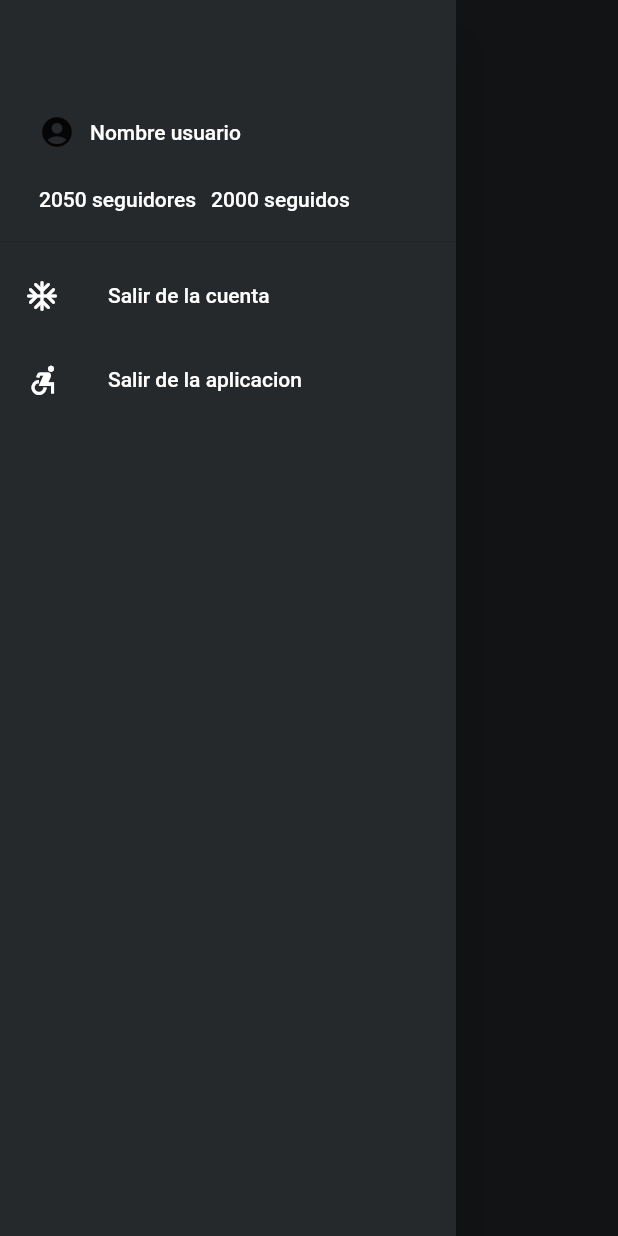
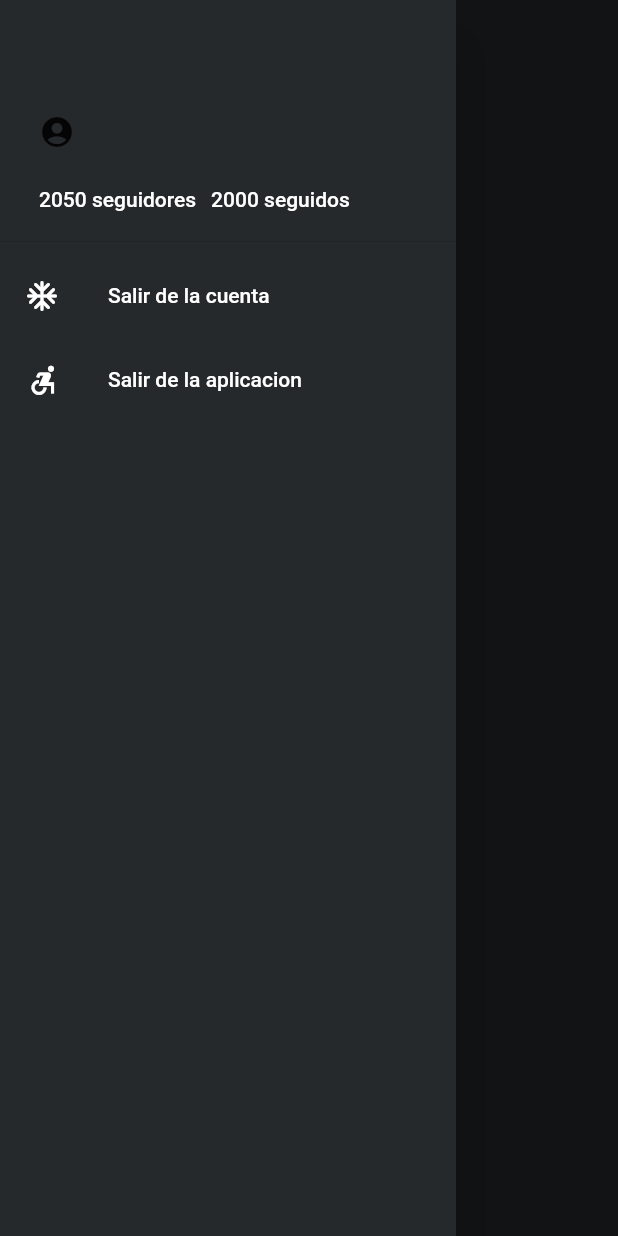
Before and after one commit to huugolopeez/Actividad3, a Flutter app: the HomeView screen opened by its route, with the side drawer open, on a phone screen of 412 x 824 dp. Run offline on Flutter 3.47's test engine with Material 2 defaults, Android fonts, the phone set to English and light mode, and no system bars; our stand-ins replace cloud_firestore, firebase_auth, firebase_core; accounts and stored records are empty; generated files the repository leaves out were written again; network calls fail.

Commit message:
Commit DataHolder:  - He implementado un dataholder donde de momento solo lo uso para almacenar el usuario que esta logueado y el post cuando lo clican, tambien he quitado la clase HLTheme ya que he metido lo que contenia en el dataholder

```diff
--- a/lib/custom/HLBottomMenu.dart
+++ b/lib/custom/HLBottomMenu.dart
@@ -1,20 +1,19 @@
+import 'package:actividad3/singletone/DataHolder.dart';
 import 'package:flutter/material.dart';
 
-import 'HLTheme.dart';
-
-class BottomMenu extends StatelessWidget {
+class HLBottomMenu extends StatelessWidget {
 
   Function(int indice)? evento;
 
-  BottomMenu({Key? key, required this.evento}) : super(key: key);
+  HLBottomMenu({Key? key, required this.evento}) : super(key: key);
 
   @override
   Widget build(BuildContext context) {
     return Row(
         mainAxisAlignment: MainAxisAlignment.spaceEvenly,
         children: [
-          TextButton(onPressed: () => evento!(0), child: Icon(Icons.list, color: HLTheme.colorPrincipal)),
-          TextButton(onPressed: () => evento!(1), child: Icon(Icons.grid_view, color: HLTheme.colorPrincipal))
+          TextButton(onPressed: () => evento!(0), child: Icon(Icons.list, color: DataHolder().colorPrincipal)),
+          TextButton(onPressed: () => evento!(1), child: Icon(Icons.grid_view, color: DataHolder().colorPrincipal))
         ]
     );
   }
--- a/lib/custom/HLDrawerClass.dart
+++ b/lib/custom/HLDrawerClass.dart
@@ -1,6 +1,6 @@
 import 'package:flutter/material.dart';
 
-import 'HLTheme.dart';
+import '../singletone/DataHolder.dart';
 
 class HLDrawerClass extends StatelessWidget {
 
@@ -14,27 +14,27 @@ class HLDrawerClass extends StatelessWidget {
   Widget build(BuildContext context) {
 
     return Drawer(
-        backgroundColor: HLTheme.colorFondo,
+        backgroundColor: DataHolder().colorFondo,
         child: ListView(
           children: [
-            const DrawerHeader(
+            DrawerHeader(
                 child: Column(
                     children: [
                       Padding(
-                        padding: EdgeInsets.fromLTRB(10, 60, 10, 10),
+                        padding: const EdgeInsets.fromLTRB(10, 60, 10, 10),
                         child: Row(
                           children: [
-                            Padding(
+                            const Padding(
                                 padding: EdgeInsets.only(right: 10),
                                 child: Icon(Icons.account_circle)
                             ),
                             Text(
-                                'Nombre usuario',
-                                style: TextStyle(color: Colors.white)
+                                DataHolder().selectUser.nombre.toString(),
+                                style: const TextStyle(color: Colors.white)
                             )
                           ])
                       ),
-                      Padding(
+                      const Padding(
                         padding: EdgeInsets.fromLTRB(10, 15, 0, 0),
                         child: Row(
                           children: [
@@ -55,7 +55,7 @@ class HLDrawerClass extends StatelessWidget {
             ),
             ListTile(
                 leading: const Icon(Icons.ac_unit_rounded, color: Colors.white),
-                selectedColor: HLTheme.colorPrincipal,
+                selectedColor: DataHolder().colorPrincipal,
                 onTap: () { onItemTap!(0); },
                 title: const Text(
                   'Salir de la cuenta',
@@ -64,7 +64,7 @@ class HLDrawerClass extends StatelessWidget {
             ),
             ListTile(
                 leading: const Icon(Icons.accessible_forward_sharp, color: Colors.white),
-                selectedColor: HLTheme.colorPrincipal,
+                selectedColor: DataHolder().colorPrincipal,
                 onTap: () { onItemTap!(1); },
                 title: const Text(
                   'Salir de la aplicacion',
--- a/lib/custom/HLTheme.dart
+++ /dev/null
@@ -1,6 +0,0 @@
-import 'package:flutter/material.dart';
-
-class HLTheme {
-  static final Color colorFondo = Color.fromRGBO(38, 41, 43, 1.0);
-  static final Color colorPrincipal = Color.fromRGBO(95, 122, 219, 1.0);
-}
--- a/lib/main/PostView.dart
+++ b/lib/main/PostView.dart
@@ -1,3 +1,4 @@
+import 'package:actividad3/singletone/DataHolder.dart';
 import 'package:flutter/material.dart';
 
 class PostView extends StatelessWidget {
@@ -5,10 +6,11 @@ class PostView extends StatelessWidget {
   @override
   Widget build(BuildContext context) {
 
-    return const Scaffold(
+    return Scaffold(
       body: Column(
         children: [
-          Text('Post')
+          Text(DataHolder().selectedPost.titulo),
+          Text(DataHolder().selectedPost.cuerpo)
         ]
       )
     );
--- /dev/null
+++ b/lib/singletone/DataHolder.dart
@@ -0,0 +1,24 @@
+import 'package:flutter/material.dart';
+
+import '../firestoreObjects/FbPost.dart';
+import '../firestoreObjects/FbUsuario.dart';
+
+class DataHolder {
+
+  static final DataHolder _dataHolder = DataHolder._internal();
+
+  late Color colorFondo;
+  late Color colorPrincipal;
+
+  late FbPost selectedPost;
+  late FbUsuario selectUser;
+
+  DataHolder._internal() {
+    colorFondo = const Color.fromRGBO(38, 41, 43, 1.0);
+    colorPrincipal = const Color.fromRGBO(95, 122, 219, 1.0);
+  }
+
+  factory DataHolder() {
+    return _dataHolder;
+  }
+}
```
Also changed, not shown: lib/custom/HLButtonsBoarding.dart (+10 -10 lines), lib/custom/HLPostCellView.dart (+4 -4 lines), lib/custom/HLPostGridCellView.dart (+4 -4 lines), lib/main/HomeView.dart (+37 -35 lines), lib/onBoarding/LoginView.dart (+13 -10 lines), lib/onBoarding/PerfilView.dart (+14 -11 lines), lib/onBoarding/RegisterView.dart (+14 -11 lines), lib/splash/SplashView.dart (+14 -8 lines).
